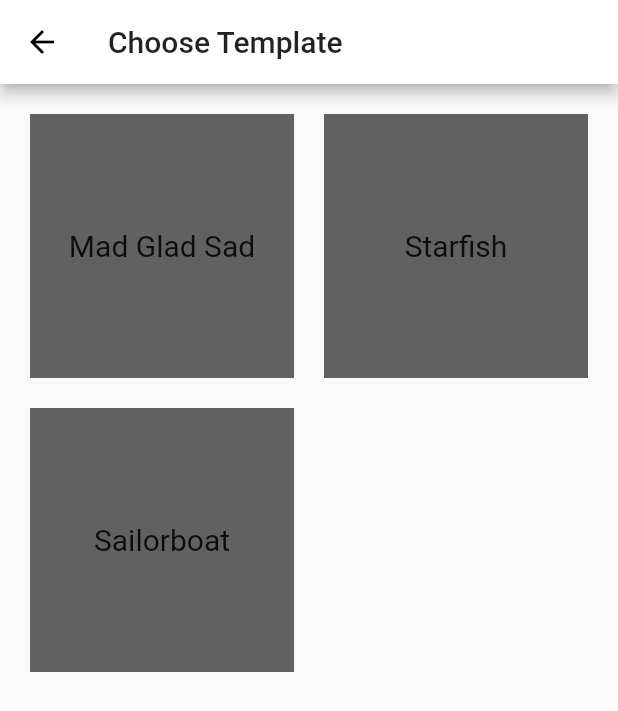
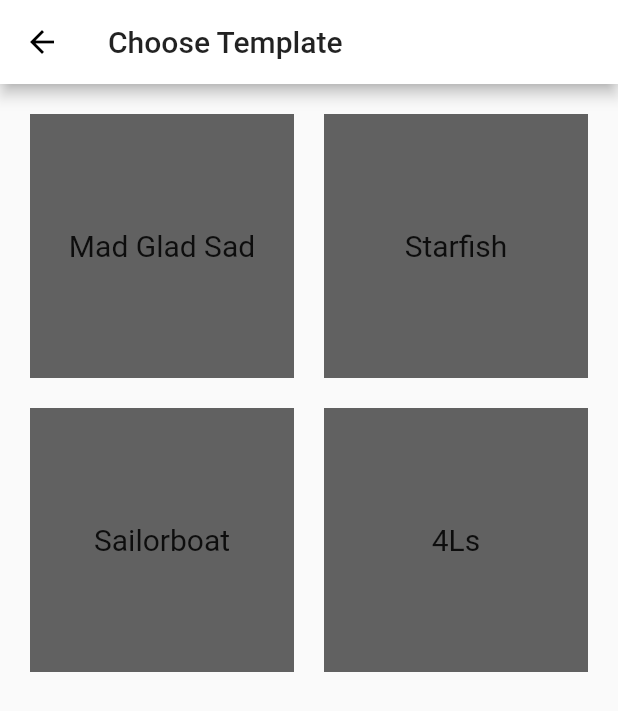
Before and after one commit to Mihrimah/retrospective, a Flutter app: the TemplatePage screen opened by its route, on a phone screen of 412 x 824 dp. Shown: the top 711 px of the screen. Run offline on Flutter 3.47's test engine with Material 2 defaults, Android fonts, the phone set to English and light mode, and no system bars; our stand-ins replace cloud_firestore, firebase_core; accounts and stored records are empty.

Commit message:
Added Four Ls template

```diff
--- a/lib/pages/start_page.dart
+++ b/lib/pages/start_page.dart
@@ -1,6 +1,7 @@
 import 'package:flutter/material.dart';
 import 'package:retrospektive/model/retro_page_params.dart';
 import 'package:retrospektive/template/abstract_base_template.dart';
+import 'package:retrospektive/template/fourls.dart';
 import 'package:retrospektive/template/mad_glad_sad.dart';
 import 'package:retrospektive/template/sailorboat.dart';
 import 'package:retrospektive/template/starfish.dart';
@@ -129,6 +130,7 @@ class _StartPageState extends State<StartPage> {
     if(firstNumber == 1) return  MadGladSad();
     else if (firstNumber == 2) return  Starfish();
     else if (firstNumber == 3) return  Sailorboat();
+    else if (firstNumber == 4) return  FourLs();
     else return  MadGladSad();
   }
 }
--- a/lib/pages/template_page.dart
+++ b/lib/pages/template_page.dart
@@ -5,11 +5,13 @@ import 'package:retrospektive/template/abstract_base_template.dart';
 import 'package:retrospektive/template/mad_glad_sad.dart';
 import 'package:retrospektive/template/sailorboat.dart';
 import 'package:retrospektive/template/starfish.dart';
+import 'package:retrospektive/template/fourls.dart';
 
 class TemplatePage extends StatelessWidget {
   final AbstractBaseTemplate madGladSadTemplate = MadGladSad();
   final AbstractBaseTemplate starfishTemplate = Starfish();
   final AbstractBaseTemplate sailorboatTemplate = Sailorboat();
+  final AbstractBaseTemplate fourLsTemplate = FourLs();
   final CodeGenerator _codeGenerator = CodeGenerator();
 
   @override
@@ -54,6 +56,16 @@ class TemplatePage extends StatelessWidget {
                 child: sailorboatTemplate.getTemplateWidget(),
               ),
             ),
+            GestureDetector(
+              onTap: () {
+                Navigator.pushNamed(context, "/retro",arguments: RetroPageParams(fourLsTemplate,roomCodeGenerate(fourLsTemplate.getTemplateTypeId())));
+              },
+              child: Container(
+                color: Theme.of(context).primaryColorDark,
+                padding: const EdgeInsets.all(8),
+                child: fourLsTemplate.getTemplateWidget(),
+              ),
+            ),
           ],
         ));
   }
--- /dev/null
+++ b/lib/template/fourls.dart
@@ -0,0 +1,11 @@
+import 'package:retrospektive/template/abstract_base_template.dart';
+
+class FourLs extends AbstractBaseTemplate {
+  static final String templateName = "4Ls";
+  static final List<String> templateTitles = ["LIKED", "LEARNED", "LACKED", "LONGED FOR"];
+  static final int templateType = 4;
+
+  FourLs()
+      : super(name: templateName, titles: templateTitles, type: templateType);
+
+}
```
Also changed, not shown: lib/repository/firebase_repository.dart (+14 -0 lines).
